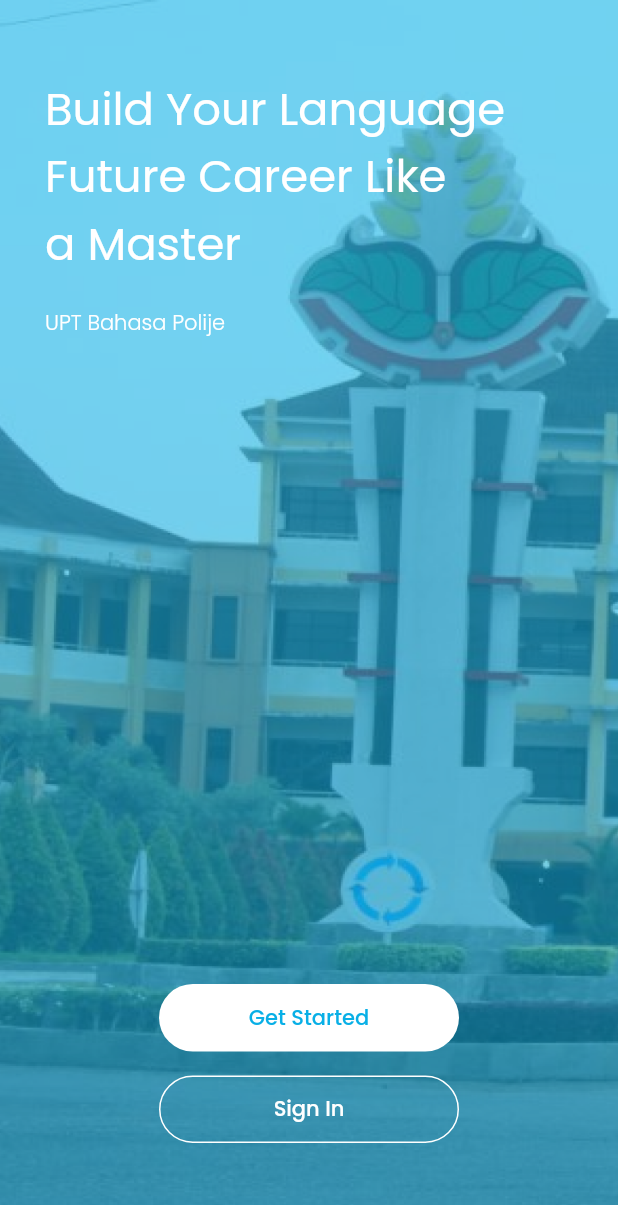
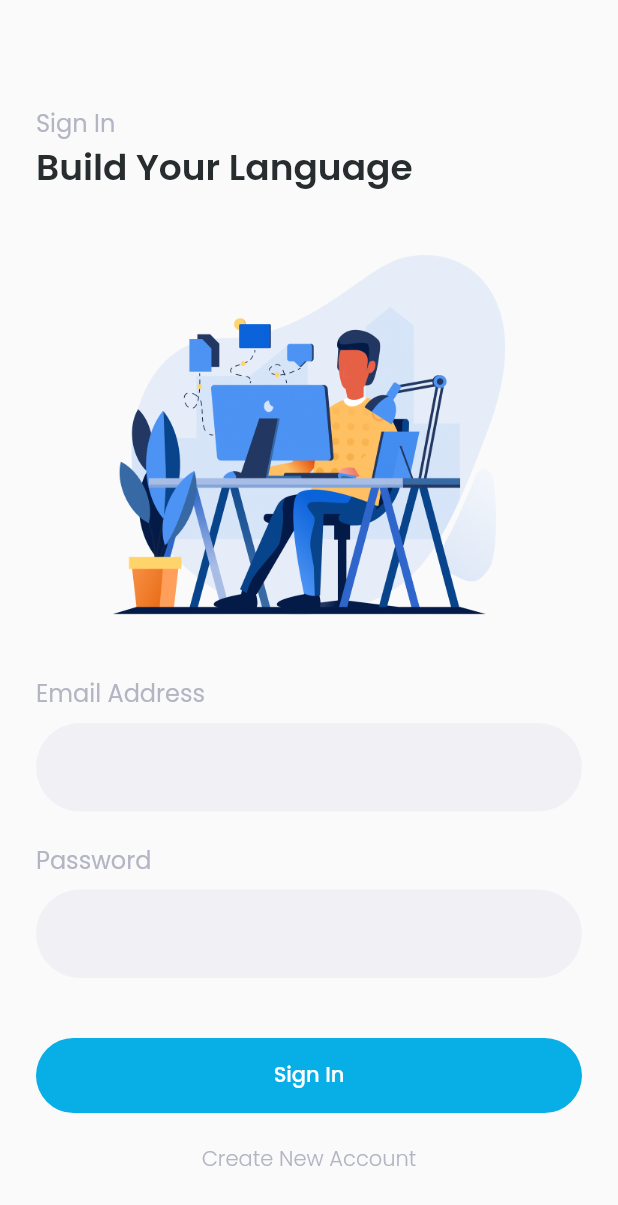
Before and after one commit to mhasan8801/upt_bahasa_polije-mobile, a Flutter app: the screen it shows after launch, after a tap on "Sign In", on a phone screen of 412 x 824 dp. Shown: the top 1205 px of the screen. Run offline on Flutter 3.47's test engine with Material 2 defaults, Android fonts, the phone set to English and light mode, and no system bars; our stand-ins replace google_fonts.

Commit message:
Add Sign In Page

```diff
--- /dev/null
+++ b/lib/pages/signin_page.dart
@@ -0,0 +1,128 @@
+import 'package:flutter/material.dart';
+import 'package:google_fonts/google_fonts.dart';
+import 'package:upt_bahasa_polije/theme.dart';
+
+class SignInPages extends StatelessWidget {
+  @override
+  Widget build(BuildContext context) {
+    return MaterialApp(
+      debugShowCheckedModeBanner: false,
+      home: Scaffold(
+        body: Padding(
+          padding: const EdgeInsets.only(top: 70, left: 24, right: 24),
+          child: Column(
+            crossAxisAlignment: CrossAxisAlignment.start,
+            children: [
+              Text(
+                'Sign In',
+                style: titleTextStyle,
+              ),
+              Text(
+                'Build Your Language',
+                style: subTitleTextStyle,
+              ),
+              SizedBox(height: 40),
+              Center(
+                child: Column(
+                  children: [
+                    Image.asset(
+                      'assets/login.png',
+                      width: 262,
+                      height: 240,
+                    )
+                  ],
+                ),
+              ),
+              SizedBox(height: 40),
+              Column(
+                crossAxisAlignment: CrossAxisAlignment.start,
+                children: [
+                  Text(
+                    'Email Address',
+                    style: titleTextStyle,
+                  ),
+                  SizedBox(height: 8),
+                  TextField(
+                    decoration: InputDecoration(
+                      fillColor: Color(0xffF1F0F5),
+                      filled: true,
+                      enabledBorder: OutlineInputBorder(
+                        borderRadius: BorderRadius.circular(100),
+                        borderSide: BorderSide.none,
+                      ),
+                      focusedBorder: OutlineInputBorder(
+                        borderRadius: BorderRadius.circular(100),
+                        borderSide: BorderSide.none,
+                      ),
+                    ),
+                  ),
+                ],
+              ),
+              SizedBox(
+                height: 20,
+              ),
+              Column(
+                crossAxisAlignment: CrossAxisAlignment.start,
+                children: [
+                  Text(
+                    'Password',
+                    style: titleTextStyle,
+                  ),
+                  SizedBox(height: 8),
+                  TextField(
+                    decoration: InputDecoration(
+                      fillColor: Color(0xffF1F0F5),
+                      filled: true,
+                      enabledBorder: OutlineInputBorder(
+                        borderRadius: BorderRadius.circular(100),
+                        borderSide: BorderSide.none,
+                      ),
+                      focusedBorder: OutlineInputBorder(
+                        borderRadius: BorderRadius.circular(100),
+                        borderSide: BorderSide.none,
+                      ),
+                    ),
+                  ),
+                ],
+              ),
+              SizedBox(
+                height: 40,
+              ),
+              Center(
+                child: Container(
+                  width: 400,
+                  height: 50,
+                  child: TextButton(
+                    style: TextButton.styleFrom(
+                        backgroundColor: Color(0xff08AFE6),
+                        shape: RoundedRectangleBorder(
+                          borderRadius: BorderRadius.circular(66),
+                        )),
+                    onPressed: () {},
+                    child: Text(
+                      'Sign In',
+                      style: buttonTitleTextStyle,
+                    ),
+                  ),
+                ),
+              ),
+              Padding(
+                padding: const EdgeInsets.only(top: 20, bottom: 5),
+                child: Center(
+                  child: Text(
+                    'Create New Account',
+                    style: GoogleFonts.poppins(
+                      color: Color(0xffB3B5C4),
+                      fontSize: 14,
+                      fontWeight: FontWeight.w300,
+                    ),
+                  ),
+                ),
+              )
+            ],
+          ),
+        ),
+      ),
+    );
+  }
+}
--- a/lib/pages/started_page.dart
+++ b/lib/pages/started_page.dart
@@ -1,5 +1,6 @@
 import 'package:flutter/material.dart';
 import 'package:google_fonts/google_fonts.dart';
+import 'package:upt_bahasa_polije/pages/signin_page.dart';
 
 class GetStartedPage extends StatelessWidget {
   @override
@@ -71,7 +72,13 @@ class GetStartedPage extends StatelessWidget {
                     width: 200,
                     height: 45,
                     child: OutlineButton(
-                      onPressed: () {},
+                      onPressed: () {
+                        Navigator.push(
+                          context,
+                          MaterialPageRoute(
+                              builder: (context) => SignInPages()),
+                        );
+                      },
                       borderSide: BorderSide(color: Colors.white),
                       shape: RoundedRectangleBorder(
                         borderRadius: BorderRadius.circular(66),
--- /dev/null
+++ b/lib/theme.dart
@@ -0,0 +1,12 @@
+import 'package:flutter/material.dart';
+import 'package:google_fonts/google_fonts.dart';
+
+//SignIn Screen Style
+TextStyle titleTextStyle = GoogleFonts.poppins(
+    color: Color(0xffB3B5C4), fontSize: 16, fontWeight: FontWeight.w400);
+
+TextStyle subTitleTextStyle = GoogleFonts.poppins(
+    color: Color(0xff272C2F), fontSize: 24, fontWeight: FontWeight.w600);
+
+TextStyle buttonTitleTextStyle = GoogleFonts.poppins(
+    color: Color(0xffffffff), fontSize: 14, fontWeight: FontWeight.w500);
```
Also changed, not shown: assets/login.png (added).
